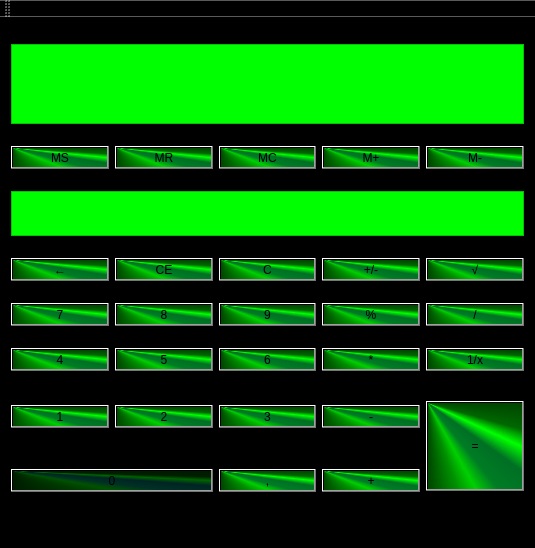
First picture: the form in mainwindow.ui, repository GremSnoort/Calc, before the edit.
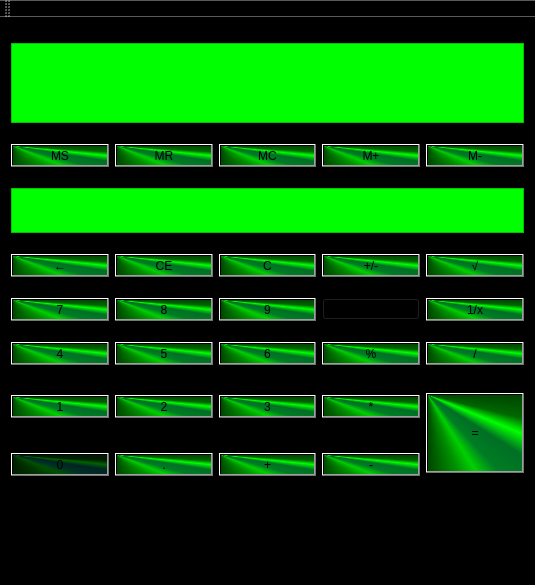
Second picture: the form after the edit.

Commit message: WARN add/one button more/exceptions

```diff
--- a/mainwindow.ui
+++ b/mainwindow.ui
@@ -7,7 +7,7 @@
     <x>0</x>
     <y>0</y>
     <width>535</width>
-    <height>548</height>
+    <height>585</height>
    </rect>
   </property>
   <property name="windowTitle">
@@ -175,22 +175,19 @@
      </widget>
     </item>
     <item row="4" column="3">
-     <widget class="QPushButton" name="Div_mod">
-      <property name="styleSheet">
-       <string notr="true">background-color: qconicalgradient(cx:0, cy:0, angle:135, stop:0 rgba(0, 255, 0, 69), stop:0.375 rgba(0, 255, 0, 69), stop:0.423533 rgba(0, 255, 0, 145), stop:0.45 rgba(0, 255, 0, 208), stop:0.477581 rgba(0, 244, 71, 130), stop:0.518717 rgba(0, 218, 71, 130), stop:0.55 rgba(0, 255, 0, 255), stop:0.57754 rgba(0, 203, 0, 130), stop:0.625 rgba(0, 255, 0, 69), stop:1 rgba(0, 255, 0, 69));</string>
-      </property>
+     <widget class="QPushButton" name="XinSquare">
       <property name="text">
-       <string>%</string>
+       <string>x*x</string>
       </property>
      </widget>
     </item>
     <item row="4" column="4">
-     <widget class="QPushButton" name="Div_div">
+     <widget class="QPushButton" name="One_div_X">
       <property name="styleSheet">
        <string notr="true">background-color: qconicalgradient(cx:0, cy:0, angle:135, stop:0 rgba(0, 255, 0, 69), stop:0.375 rgba(0, 255, 0, 69), stop:0.423533 rgba(0, 255, 0, 145), stop:0.45 rgba(0, 255, 0, 208), stop:0.477581 rgba(0, 244, 71, 130), stop:0.518717 rgba(0, 218, 71, 130), stop:0.55 rgba(0, 255, 0, 255), stop:0.57754 rgba(0, 203, 0, 130), stop:0.625 rgba(0, 255, 0, 69), stop:1 rgba(0, 255, 0, 69));</string>
       </property>
       <property name="text">
-       <string>/</string>
+       <string>1/x</string>
       </property>
      </widget>
     </item>
@@ -225,22 +222,22 @@
      </widget>
     </item>
     <item row="5" column="3">
-     <widget class="QPushButton" name="Multiply">
+     <widget class="QPushButton" name="Div_mod">
       <property name="styleSheet">
        <string notr="true">background-color: qconicalgradient(cx:0, cy:0, angle:135, stop:0 rgba(0, 255, 0, 69), stop:0.375 rgba(0, 255, 0, 69), stop:0.423533 rgba(0, 255, 0, 145), stop:0.45 rgba(0, 255, 0, 208), stop:0.477581 rgba(0, 244, 71, 130), stop:0.518717 rgba(0, 218, 71, 130), stop:0.55 rgba(0, 255, 0, 255), stop:0.57754 rgba(0, 203, 0, 130), stop:0.625 rgba(0, 255, 0, 69), stop:1 rgba(0, 255, 0, 69));</string>
       </property>
       <property name="text">
-       <string>*</string>
+       <string>%</string>
       </property>
      </widget>
     </item>
     <item row="5" column="4">
-     <widget class="QPushButton" name="One_div_X">
+     <widget class="QPushButton" name="Div_div">
       <property name="styleSheet">
        <string notr="true">background-color: qconicalgradient(cx:0, cy:0, angle:135, stop:0 rgba(0, 255, 0, 69), stop:0.375 rgba(0, 255, 0, 69), stop:0.423533 rgba(0, 255, 0, 145), stop:0.45 rgba(0, 255, 0, 208), stop:0.477581 rgba(0, 244, 71, 130), stop:0.518717 rgba(0, 218, 71, 130), stop:0.55 rgba(0, 255, 0, 255), stop:0.57754 rgba(0, 203, 0, 130), stop:0.625 rgba(0, 255, 0, 69), stop:1 rgba(0, 255, 0, 69));</string>
       </property>
       <property name="text">
-       <string>1/x</string>
+       <string>/</string>
       </property>
      </widget>
     </item>
@@ -275,12 +272,12 @@
      </widget>
     </item>
     <item row="6" column="3">
-     <widget class="QPushButton" name="Minus">
+     <widget class="QPushButton" name="Multiply">
       <property name="styleSheet">
        <string notr="true">background-color: qconicalgradient(cx:0, cy:0, angle:135, stop:0 rgba(0, 255, 0, 69), stop:0.375 rgba(0, 255, 0, 69), stop:0.423533 rgba(0, 255, 0, 145), stop:0.45 rgba(0, 255, 0, 208), stop:0.477581 rgba(0, 244, 71, 130), stop:0.518717 rgba(0, 218, 71, 130), stop:0.55 rgba(0, 255, 0, 255), stop:0.57754 rgba(0, 203, 0, 130), stop:0.625 rgba(0, 255, 0, 69), stop:1 rgba(0, 255, 0, 69));</string>
       </property>
       <property name="text">
-       <string>-</string>
+       <string>*</string>
       </property>
      </widget>
     </item>
@@ -289,7 +286,7 @@
       <property name="minimumSize">
        <size>
         <width>0</width>
-        <height>90</height>
+        <height>80</height>
        </size>
       </property>
       <property name="styleSheet">
@@ -300,8 +297,14 @@
       </property>
      </widget>
     </item>
-    <item row="7" column="0" colspan="2">
+    <item row="7" column="0">
      <widget class="QPushButton" name="N_zero">
+      <property name="minimumSize">
+       <size>
+        <width>0</width>
+        <height>0</height>
+       </size>
+      </property>
       <property name="styleSheet">
        <string notr="true">background-color: qconicalgradient(cx:0, cy:0, angle:135, stop:0 rgba(0, 100, 0, 69), stop:0.375 rgba(0, 100, 0, 69), stop:0.423533 rgba(0, 100, 0, 145), stop:0.45 rgba(0, 100, 0, 208), stop:0.477581 rgba(0, 95, 71, 130), stop:0.518717 rgba(0, 70, 71, 130), stop:0.55 rgba(0, 100, 0, 255), stop:0.57754 rgba(0, 60, 0, 130), stop:0.625 rgba(0, 100, 0, 69), stop:1 rgba(0, 100, 0, 69));
 font: 75 14pt &quot;Noto Sans&quot;;</string>
@@ -311,17 +314,17 @@
       </property>
      </widget>
     </item>
-    <item row="7" column="2">
+    <item row="7" column="1">
      <widget class="QPushButton" name="Point">
       <property name="styleSheet">
        <string notr="true">background-color: qconicalgradient(cx:0, cy:0, angle:135, stop:0 rgba(0, 255, 0, 69), stop:0.375 rgba(0, 255, 0, 69), stop:0.423533 rgba(0, 255, 0, 145), stop:0.45 rgba(0, 255, 0, 208), stop:0.477581 rgba(0, 244, 71, 130), stop:0.518717 rgba(0, 218, 71, 130), stop:0.55 rgba(0, 255, 0, 255), stop:0.57754 rgba(0, 203, 0, 130), stop:0.625 rgba(0, 255, 0, 69), stop:1 rgba(0, 255, 0, 69));</string>
       </property>
       <property name="text">
-       <string>,</string>
+       <string>.</string>
       </property>
      </widget>
     </item>
-    <item row="7" column="3">
+    <item row="7" column="2">
      <widget class="QPushButton" name="Plus">
       <property name="styleSheet">
        <string notr="true">background-color: qconicalgradient(cx:0, cy:0, angle:135, stop:0 rgba(0, 255, 0, 69), stop:0.375 rgba(0, 255, 0, 69), stop:0.423533 rgba(0, 255, 0, 145), stop:0.45 rgba(0, 255, 0, 208), stop:0.477581 rgba(0, 244, 71, 130), stop:0.518717 rgba(0, 218, 71, 130), stop:0.55 rgba(0, 255, 0, 255), stop:0.57754 rgba(0, 203, 0, 130), stop:0.625 rgba(0, 255, 0, 69), stop:1 rgba(0, 255, 0, 69));</string>
@@ -331,6 +334,26 @@
       </property>
      </widget>
     </item>
+    <item row="7" column="3">
+     <widget class="QPushButton" name="Minus">
+      <property name="styleSheet">
+       <string notr="true">background-color: qconicalgradient(cx:0, cy:0, angle:135, stop:0 rgba(0, 255, 0, 69), stop:0.375 rgba(0, 255, 0, 69), stop:0.423533 rgba(0, 255, 0, 145), stop:0.45 rgba(0, 255, 0, 208), stop:0.477581 rgba(0, 244, 71, 130), stop:0.518717 rgba(0, 218, 71, 130), stop:0.55 rgba(0, 255, 0, 255), stop:0.57754 rgba(0, 203, 0, 130), stop:0.625 rgba(0, 255, 0, 69), stop:1 rgba(0, 255, 0, 69));</string>
+      </property>
+      <property name="text">
+       <string>-</string>
+      </property>
+     </widget>
+    </item>
+    <item row="8" column="0" colspan="5">
+     <widget class="QTextBrowser" name="WARN">
+      <property name="maximumSize">
+       <size>
+        <width>16777215</width>
+        <height>30</height>
+       </size>
+      </property>
+     </widget>
+    </item>
    </layout>
   </widget>
   <widget class="QMenuBar" name="menuBar">
```
The commit also changes 2 other files.
